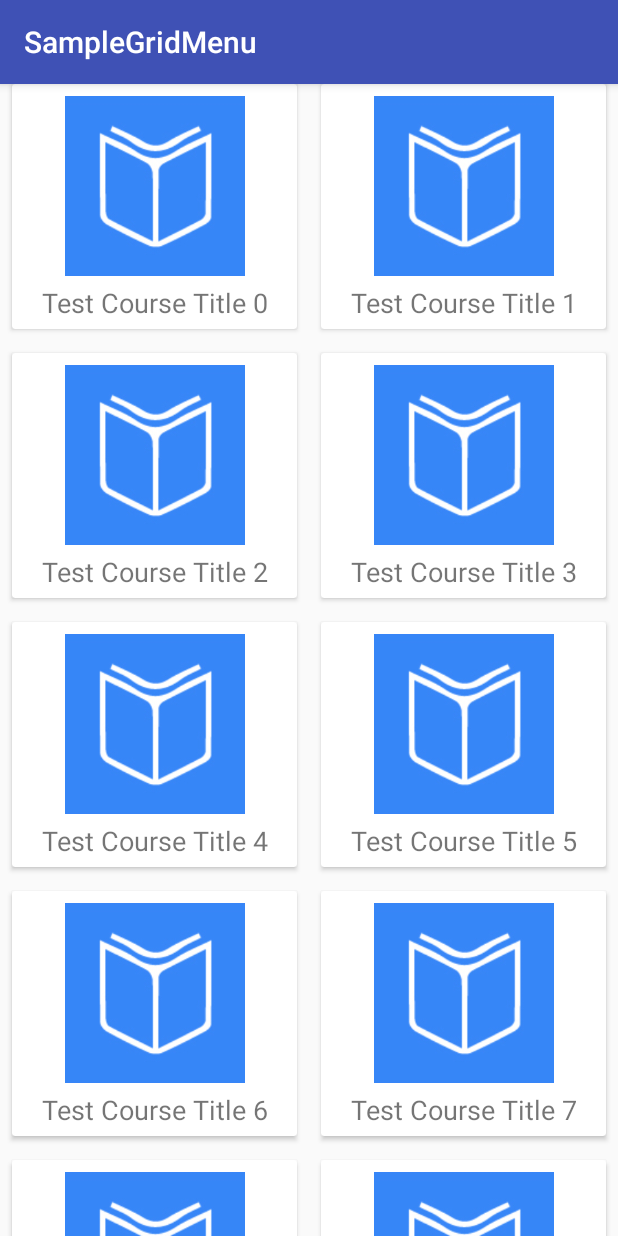
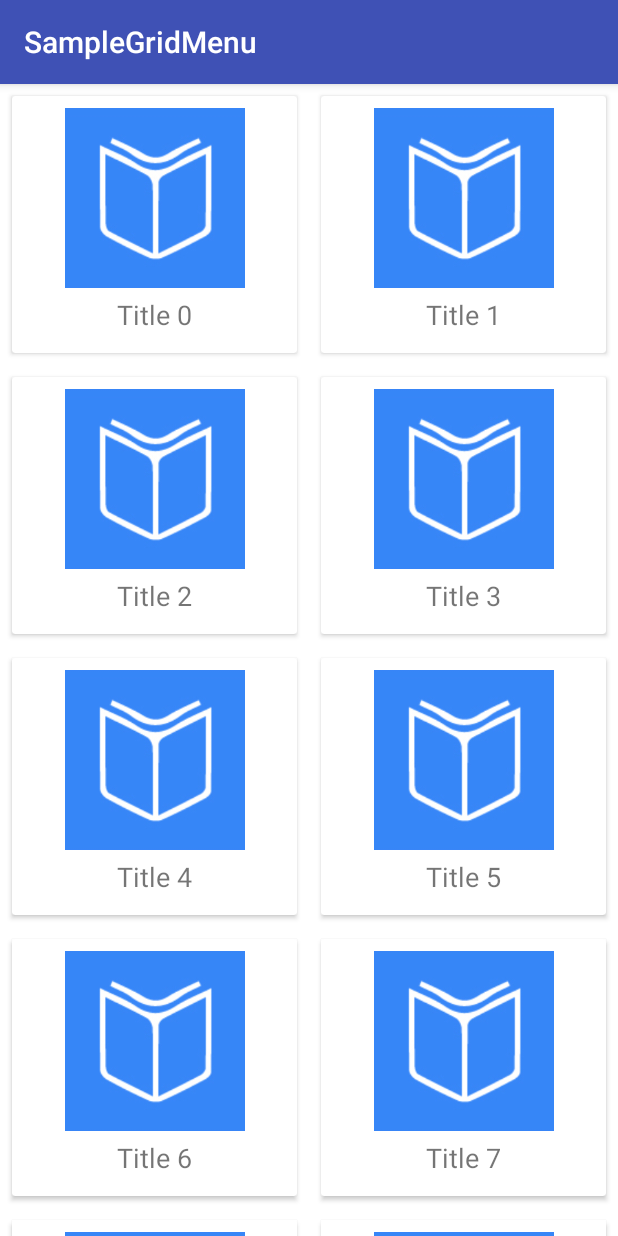
Before and after one commit to Tedev555/SampleGridMenu, an Android app: the screen it shows after launch (MainActivity), on a phone screen of 412 x 824 dp. Run offline under Robolectric (Android 15) with nearby library versions, the phone set to English and light mode, and no system bars.

Commit message:
Fix grid item margin

```diff
--- a/app/src/main/java/net/devzy/samplegridmenu/MainActivity.kt
+++ b/app/src/main/java/net/devzy/samplegridmenu/MainActivity.kt
@@ -14,7 +14,7 @@ class MainActivity : AppCompatActivity() {
         //Prepare Mock up Data
         val dataList = ArrayList<SamData>()
 
-        (0..10).mapTo(dataList) { SamData("Test Course Title " + it, R.drawable.menu_img) }
+        (0..10).mapTo(dataList) { SamData("Title " + it, R.drawable.menu_img) }
 
         //Blinding RecyclerView from XML
         val gridMenuRecyclerView = findViewById<RecyclerView>(R.id.grid_menu_recyclerview)
--- a/app/src/main/res/layout/grid_item_layout.xml
+++ b/app/src/main/res/layout/grid_item_layout.xml
@@ -1,14 +1,16 @@
 <?xml version="1.0" encoding="utf-8"?>
-<android.support.v7.widget.CardView
+<RelativeLayout
     xmlns:android="http://schemas.android.com/apk/res/android"
     android:layout_width="match_parent"
     android:layout_height="wrap_content"
-    android:layout_marginBottom="16dp"
-    android:layout_marginLeft="8dp"
-    android:layout_marginRight="8dp"
     android:background="@android:color/white">
 
+    <android.support.v7.widget.CardView
+        android:layout_margin="8dp"
+        android:layout_width="match_parent"
+        android:layout_height="wrap_content">
         <LinearLayout
+            android:padding="8dp"
             android:layout_width="match_parent"
             android:layout_height="wrap_content"
             android:orientation="vertical">
@@ -17,7 +19,6 @@
                 android:id="@+id/item_icon"
                 android:layout_width="wrap_content"
                 android:layout_height="120dp"
-            android:layout_marginTop="8dp"
                 android:layout_gravity="center_horizontal"
                 android:scaleType="fitCenter"
                 android:src="@drawable/menu_img" />
@@ -30,7 +31,7 @@
                 android:padding="5dp"
                 android:text="Title Text"
                 android:textSize="18sp" />
+        </LinearLayout>
+    </android.support.v7.widget.CardView>
 
-    </LinearLayout>
-
-</android.support.v7.widget.CardView>
+</RelativeLayout>
```
Lines whose indentation alone changed are shown as unchanged.
